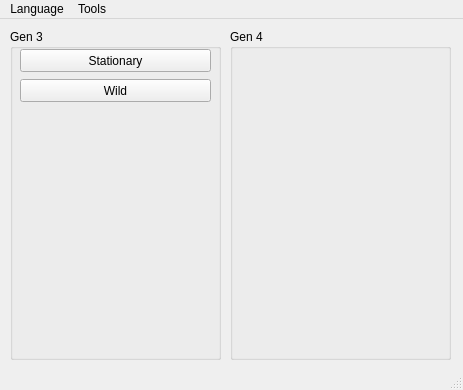
Old version of the form Forms/MainWindow.ui in the repository Admiral-Fish/PokeFinder.
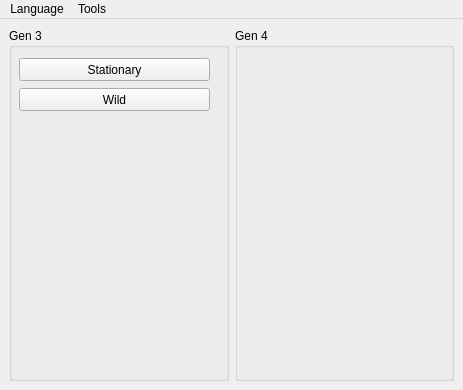
New version of the form. Icons and pictures are not drawn.

```diff
--- a/Forms/MainWindow.ui
+++ b/Forms/MainWindow.ui
@@ -10,6 +10,24 @@
     <height>390</height>
    </rect>
   </property>
+  <property name="sizePolicy">
+   <sizepolicy hsizetype="Fixed" vsizetype="Fixed">
+    <horstretch>0</horstretch>
+    <verstretch>0</verstretch>
+   </sizepolicy>
+  </property>
+  <property name="minimumSize">
+   <size>
+    <width>463</width>
+    <height>390</height>
+   </size>
+  </property>
+  <property name="maximumSize">
+   <size>
+    <width>463</width>
+    <height>390</height>
+   </size>
+  </property>
   <property name="windowTitle">
    <string notr="true">PokéFinder 1.1.2</string>
   </property>
@@ -18,15 +36,9 @@
     <normaloff>../pokefinder.ico</normaloff>../pokefinder.ico</iconset>
   </property>
   <widget class="QWidget" name="centralwidget">
+   <layout class="QGridLayout" name="gridLayout">
+    <item row="0" column="0">
    <widget class="QGroupBox" name="groupBoxGen3">
-    <property name="geometry">
-     <rect>
-      <x>10</x>
-      <y>10</y>
-      <width>211</width>
-      <height>331</height>
-     </rect>
-    </property>
     <property name="title">
      <string>Gen 3</string>
     </property>
@@ -34,7 +46,7 @@
      <property name="geometry">
       <rect>
        <x>10</x>
-       <y>20</y>
+         <y>30</y>
        <width>191</width>
        <height>23</height>
       </rect>
@@ -47,7 +59,7 @@
      <property name="geometry">
       <rect>
        <x>10</x>
-       <y>50</y>
+         <y>60</y>
        <width>191</width>
        <height>23</height>
       </rect>
@@ -57,19 +69,15 @@
      </property>
     </widget>
    </widget>
+    </item>
+    <item row="0" column="1">
    <widget class="QGroupBox" name="groupBoxGen4">
-    <property name="geometry">
-     <rect>
-      <x>230</x>
-      <y>10</y>
-      <width>221</width>
-      <height>331</height>
-     </rect>
-    </property>
     <property name="title">
      <string>Gen 4</string>
     </property>
    </widget>
+    </item>
+   </layout>
   </widget>
   <widget class="QMenuBar" name="menubar">
    <property name="geometry">
@@ -94,7 +102,6 @@
    <addaction name="menuLanguage"/>
    <addaction name="menuTools"/>
   </widget>
-  <widget class="QStatusBar" name="statusbar"/>
   <action name="actionResearcher">
    <property name="text">
     <string>Researcher</string>
```
Lines whose indentation alone changed are shown as unchanged.
